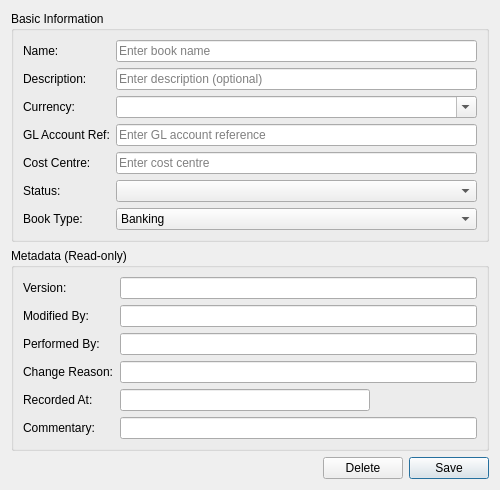
Qt form projects/ores.qt/ui/BookDetailDialog.ui (OreStudio/OreStudio) before a commit.
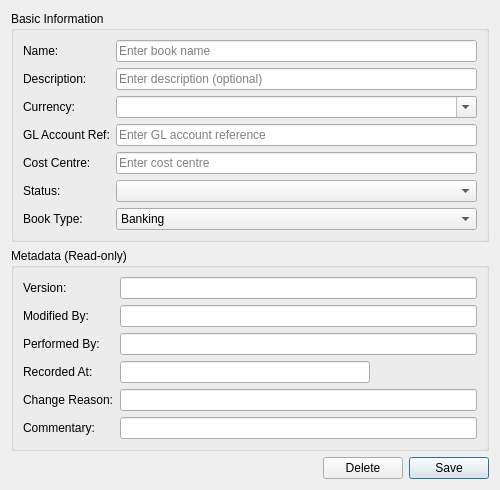
The same form after that commit.

What changed in the file:
```diff
--- a/projects/ores.qt/ui/BookDetailDialog.ui
+++ b/projects/ores.qt/ui/BookDetailDialog.ui
@@ -184,28 +184,28 @@
         </property>
        </widget>
       </item>
-      <item row="3" column="0">
+      <item row="4" column="0">
        <widget class="QLabel" name="labelChangeReason">
         <property name="text">
          <string>Change Reason:</string>
         </property>
        </widget>
       </item>
-      <item row="3" column="1">
+      <item row="4" column="1">
        <widget class="QLineEdit" name="changeReasonEdit">
         <property name="readOnly">
          <bool>true</bool>
         </property>
        </widget>
       </item>
-      <item row="4" column="0">
+      <item row="3" column="0">
        <widget class="QLabel" name="labelRecordedAt">
         <property name="text">
          <string>Recorded At:</string>
         </property>
        </widget>
       </item>
-      <item row="4" column="1">
+      <item row="3" column="1">
        <widget class="QLineEdit" name="recordedAtEdit">
         <property name="readOnly">
          <bool>true</bool>
```
